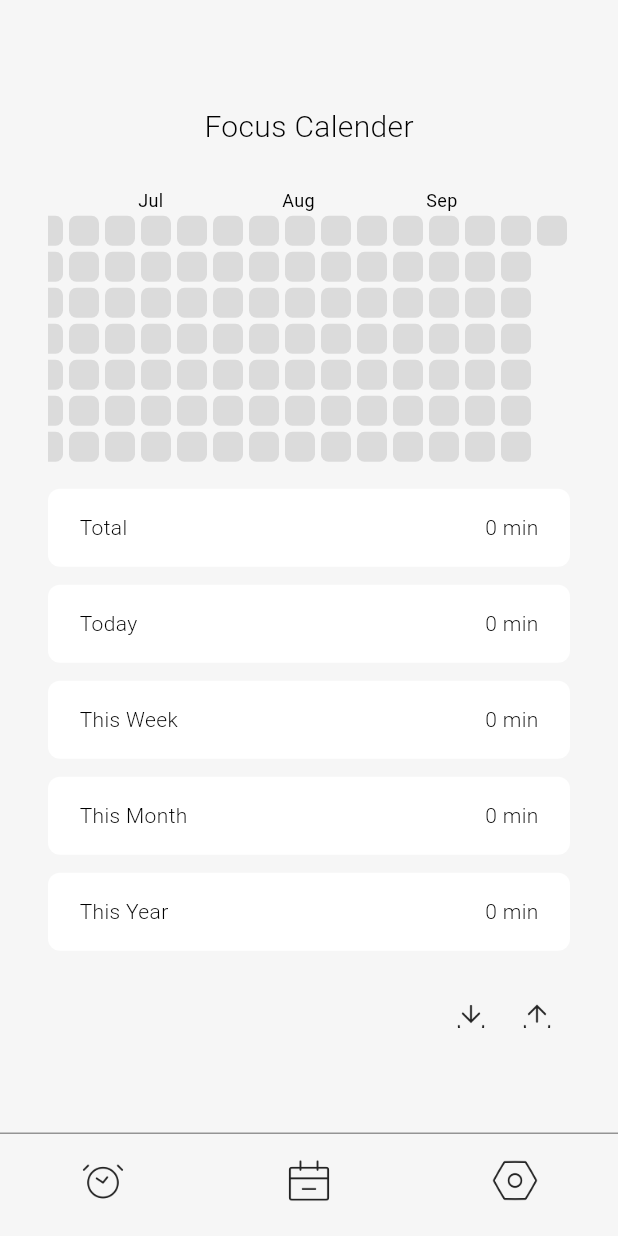
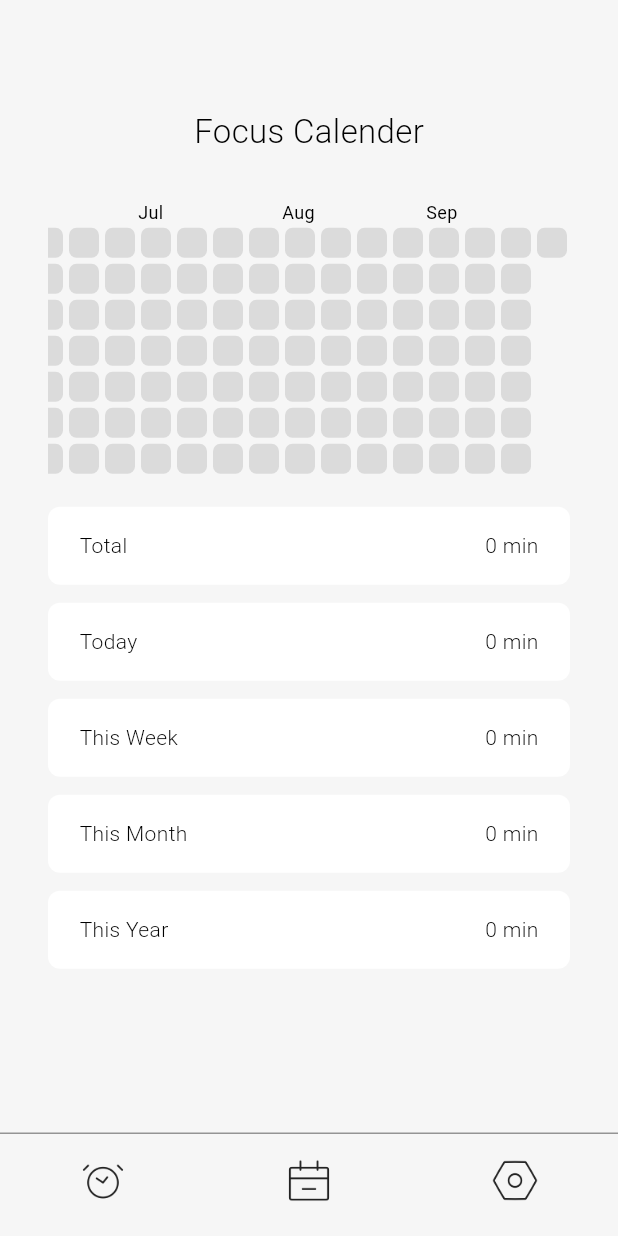
Before and after one commit to kmwh/pomoslime, a Flutter app: the screen it shows after launch, item 2 of the bottom bar chosen, on a phone screen of 412 x 824 dp. Run offline on Flutter 3.47's test engine with Material 3 defaults, Android fonts, the phone set to English and light mode, and no system bars; drawn by our look-alikes of flutter_heatmap_calendar; our stand-ins replace audioplayers, easy_localization, hive, hive_flutter, lottie, vibration; accounts and stored records are empty; project files that could hold a hidden picture were left out.

Commit message:
FEAT: 설정 화면 구성 수정

```diff
--- a/assets/translations/en.json
+++ b/assets/translations/en.json
@@ -42,5 +42,7 @@
     "save_session_settings_description": "Saving will reset the current session.",
     "reset_session": "Reset Session",
     "reset_session_description": "The session will be reset.",
-  "premium_plan": "Premium Plan"
+    "premium_plan": "Premium Plan",
+    "account_settings": "Account Settings",
+    "google_drive_backup": "Google Drive Backup"
 }
--- a/assets/translations/ko.json
+++ b/assets/translations/ko.json
@@ -42,5 +42,7 @@
     "save_session_settings_description": "저장시 현재 세션이 초기화됩니다.",
     "reset_session": "세션 초기화",
     "reset_session_description": "세션이 초기화됩니다.",
-  "premium_plan": "프리미엄 플랜"
+    "premium_plan": "프리미엄 플랜",
+    "account_settings": "계정 설정",
+    "google_drive_backup": "구글 드라이브 백업"
 }
--- a/lib/screens/calender/calender_screen.dart
+++ b/lib/screens/calender/calender_screen.dart
@@ -2,7 +2,6 @@ import 'package:flutter/material.dart';
 import 'package:flutter_heatmap_calendar/flutter_heatmap_calendar.dart';
 import 'package:pomoslime/provider/calender_provider.dart';
 import 'package:pomoslime/provider/language_provider.dart';
-import 'package:pomoslime/widgets/calender/calender_backup_buttons.dart';
 import 'package:pomoslime/widgets/calender/calender_tile.dart';
 import 'package:provider/provider.dart';
 import 'package:easy_localization/easy_localization.dart';
@@ -14,7 +13,7 @@ class CalenderScreen extends StatelessWidget {
   Widget build(BuildContext context) {
     return Padding(
       padding: const EdgeInsets.symmetric(
-        vertical: 70,
+        vertical: 72,
         horizontal: 32,
       ),
       child: Consumer<LanguageProvider>(
@@ -26,12 +25,12 @@ class CalenderScreen extends StatelessWidget {
                   child: Text(
                     "Focus Calender",
                     style: TextStyle(
-                      fontSize: 20,
+                      fontSize: 22,
                       fontWeight: FontWeight.w300,
                     ),
                   ),
                 ),
-                const SizedBox(height: 26),
+                const SizedBox(height: 30),
                 Consumer<CalenderProvider>(
                   builder: (context, provider, child) {
                     return HeatMap(
@@ -48,7 +47,7 @@ class CalenderScreen extends StatelessWidget {
                     );
                   },
                 ),
-                const SizedBox(height: 10),
+                const SizedBox(height: 14),
                 CalenderTile(
                   period: "total".tr(),
                   periodIndex: 0,
@@ -69,8 +68,6 @@ class CalenderScreen extends StatelessWidget {
                   period: "this_year".tr(),
                   periodIndex: 4,
                 ),
-                const SizedBox(height: 18),
-                const CalenderBackupButtons(),
               ],
             ),
           );
--- a/lib/widgets/calender/calender_backup_buttons.dart
+++ /dev/null
@@ -1,42 +0,0 @@
-import 'package:flutter/material.dart';
-import 'package:pomoslime/provider/calender_provider.dart';
-import 'package:provider/provider.dart';
-
-class CalenderBackupButtons extends StatelessWidget {
-  const CalenderBackupButtons({super.key});
-
-  @override
-  Widget build(BuildContext context) {
-    return Consumer<CalenderProvider>(
-      builder: (context, provider, child) {
-        return Row(
-          mainAxisAlignment: MainAxisAlignment.end,
-          children: [
-            InkWell(
-              onTap: () {},
-              child: Padding(
-                padding: const EdgeInsets.symmetric(vertical: 7, horizontal: 8),
-                child: Image.asset(
-                  "assets/images/download.png",
-                  height: 28,
-                  color: Theme.of(context).colorScheme.primary,
-                ),
-              ),
-            ),
-            InkWell(
-              onTap: () {},
-              child: Padding(
-                padding: const EdgeInsets.symmetric(vertical: 7, horizontal: 8),
-                child: Image.asset(
-                  "assets/images/upload.png",
-                  height: 28,
-                  color: Theme.of(context).colorScheme.primary,
-                ),
-              ),
-            ),
-          ],
-        );
-      },
-    );
-  }
-}
```
Also changed, not shown: lib/screens/settings/setting_screen.dart (+8 -17 lines), lib/widgets/setting/setting_item_popup.dart (+7 -3 lines), assets/images/drive.png (added), pubspec.lock. Lines whose indentation alone changed are shown as unchanged.
